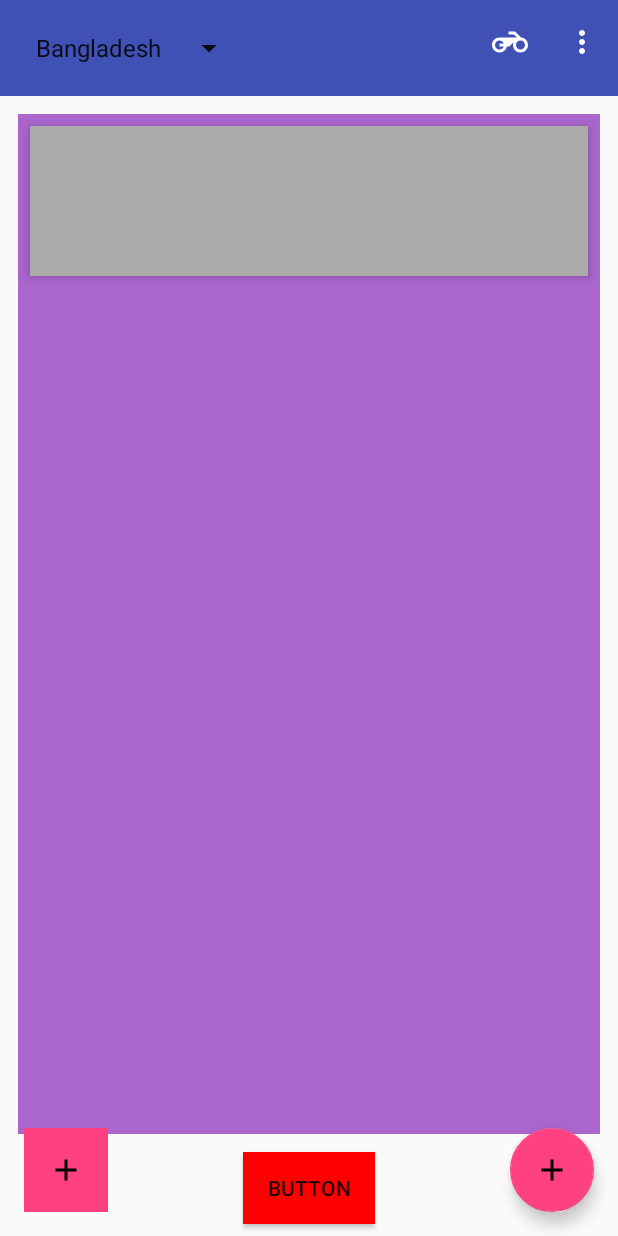
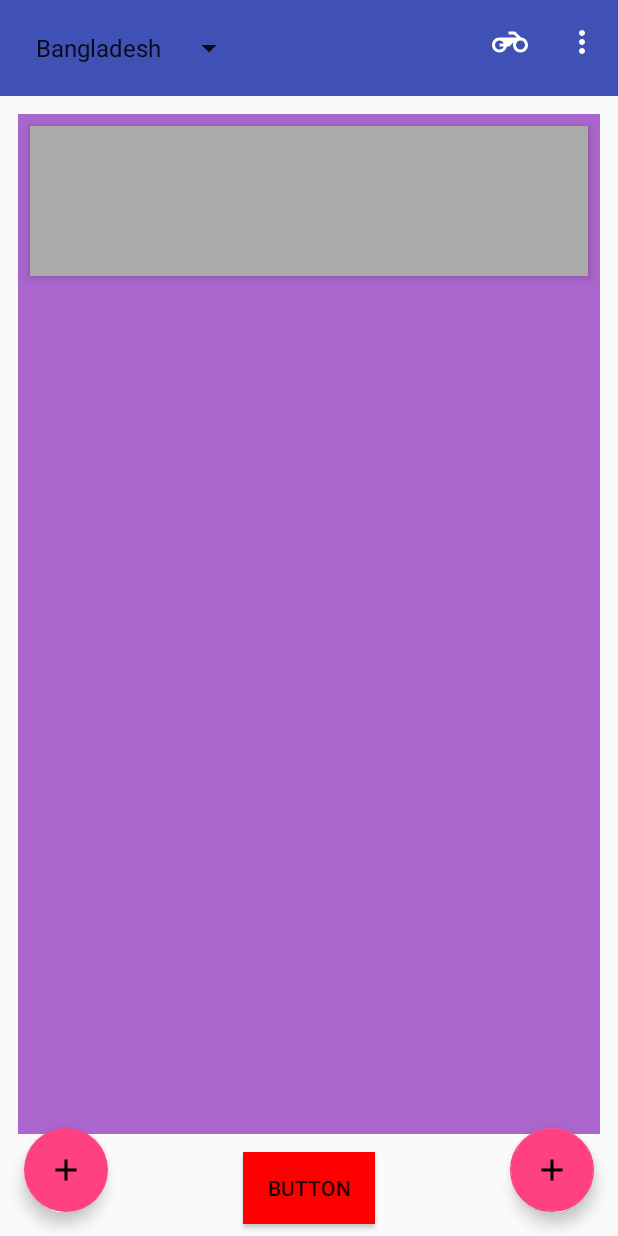
Before and after one commit to farhanarnob/MaterialDesign, an Android app: the screen it shows after launch (MainActivity), on a phone screen of 412 x 824 dp. Run offline under Robolectric (Android 15) with nearby library versions, the phone set to English and light mode, and no system bars.

Commit message:
Custom fab has been implemented with ripple.

```diff
--- /dev/null
+++ b/app/src/main/res/drawable/oval_shape_ripple.xml
@@ -0,0 +1,10 @@
+<?xml version="1.0" encoding="utf-8"?>
+<ripple xmlns:android="http://schemas.android.com/apk/res/android"
+    android:color="?android:colorControlHighlight">
+    <item>
+        <shape android:shape="oval">
+            <solid android:color="@color/colorAccent" />
+        </shape>
+    </item>
+
+</ripple>
--- a/app/src/main/res/layout/activity_main.xml
+++ b/app/src/main/res/layout/activity_main.xml
@@ -81,8 +81,11 @@
         android:layout_height="56dp"
         android:layout_marginBottom="16dp"
         android:layout_marginStart="16dp"
-        android:background="?attr/colorAccent"
+        android:background="@drawable/oval_shape_ripple"
+        android:clickable="true"
         android:contentDescription="@string/fab"
+        android:elevation="6dp"
+
 
         android:src="@drawable/ic_add_black_24dp"
         app:layout_constraintBottom_toBottomOf="parent"
@@ -94,14 +97,13 @@
         android:layout_height="wrap_content"
         android:layout_marginBottom="16dp"
         android:layout_marginEnd="16dp"
-
         android:src="@drawable/ic_add_black_24dp"
         app:elevation="6dp"
-
         app:fabSize="normal"
         app:layout_constraintBottom_toBottomOf="parent"
         app:layout_constraintRight_toRightOf="parent"
         app:pressedTranslationZ="12dp"
+
         app:rippleColor="@android:color/holo_purple" />
 
 </android.support.constraint.ConstraintLayout>
```
Also changed, not shown: app/src/main/res/drawable/oval_shape.xml (renamed from app/src/main/res/drawable/oval_shap.xml).
